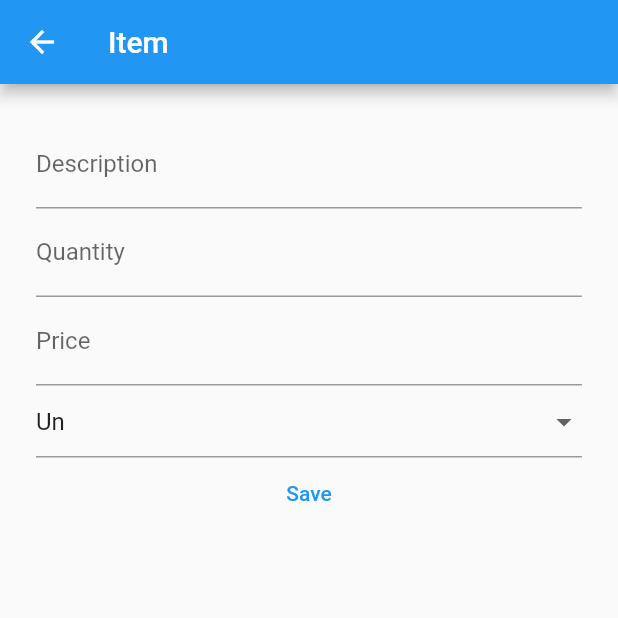
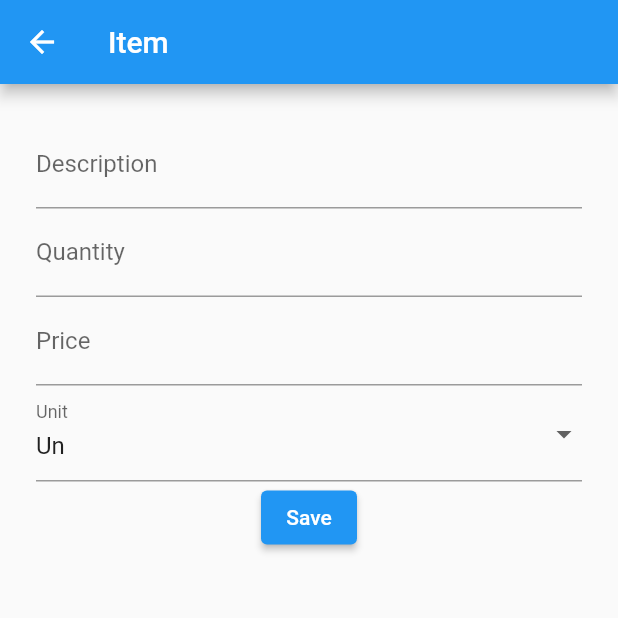
Before and after one commit to BidoOBido/shopping_list, a Flutter app: the RegisterItem screen opened by its route, on a phone screen of 412 x 824 dp, the top half of it. Run offline on Flutter 3.47's test engine with Material 2 defaults, Android fonts, the phone set to English and light mode, and no system bars.

Commit message:
Visual changes

```diff
--- a/lib/screens/item.dart
+++ b/lib/screens/item.dart
@@ -83,6 +83,9 @@ class RegisterItem extends StatelessWidget {
                       },
                     ),
                     DropdownButtonFormField(
+                      decoration: InputDecoration(
+                        labelText: 'Unit',
+                      ),
                       onChanged: (Unit? selected) => unit =
                           selected ?? Unit(description: '', decimalPlaces: 0),
                       items: DefaultUnits.units.map(
@@ -97,7 +100,7 @@ class RegisterItem extends StatelessWidget {
                       validator: (value) =>
                           value == null ? 'Please select some unit' : null,
                     ),
-                    TextButton(
+                    ElevatedButton(
                       onPressed: () {
                         if (_formKey.currentState!.validate()) {
                           if (selectedIndex >= 0) {
```
